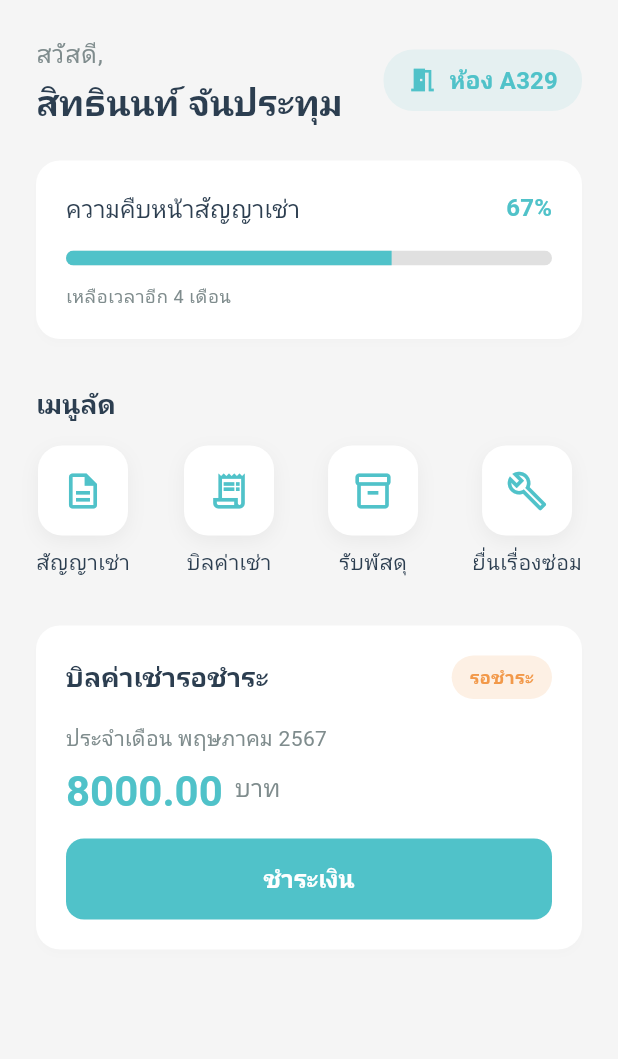
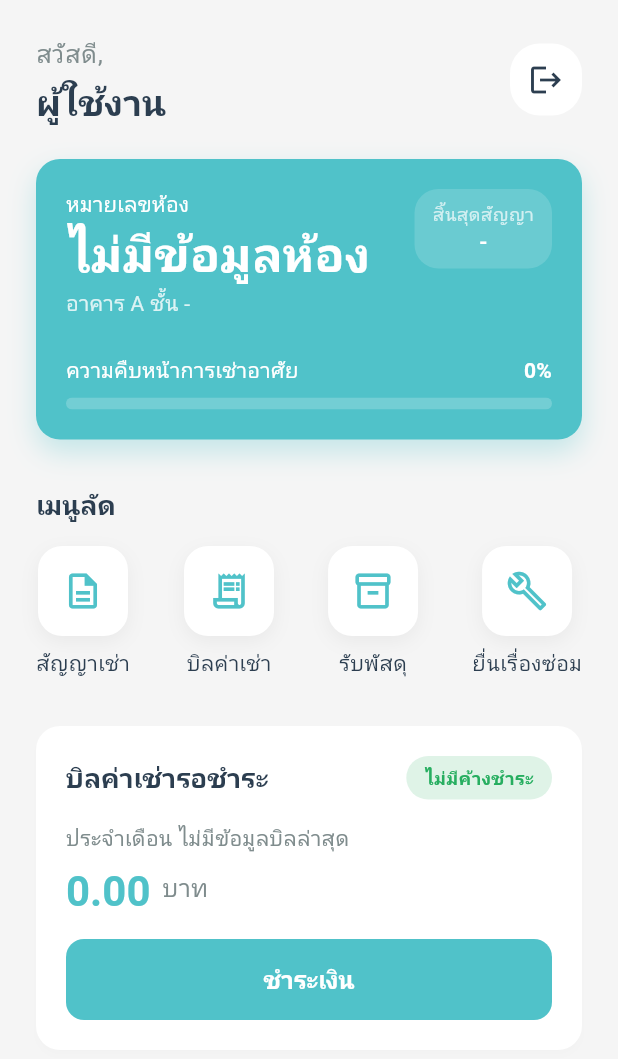
Before and after one commit to SittinonTee/apartment-management-system, a Flutter app: the DashboardPage screen opened directly, on a phone screen of 412 x 824 dp. Shown: the top 1059 px of the screen. Run offline on Flutter 3.47's test engine with Material 3 defaults, Android fonts, the phone set to English and light mode, and no system bars; our stand-ins replace dio, flutter_secure_storage, go_router, google_fonts; accounts and stored records are empty; network calls fail; Roboto replaces fonts that are missing (Prompt).

Commit message:
feat: Implement tenant dashboard displaying contract details and establish backend contract service for data retrieval.

```diff
--- a/frontend/lib/core/services/auth_service.dart
+++ b/frontend/lib/core/services/auth_service.dart
@@ -78,7 +78,9 @@ class AuthService extends ChangeNotifier {
       } else {
         _lastError = e.response?.data['message'] ?? 'เข้าสู่ระบบล้มเหลว';
       }
-      debugPrint('Login DioError: ${e.message}');
+      debugPrint(
+        'Login DioError: ${e.response?.data['message'] ?? e.message ?? e.error}',
+      );
       notifyListeners();
       return false;
     } catch (e) {
--- a/frontend/lib/features/tenant/dashboard/presentation/pages/dashboard_page.dart
+++ b/frontend/lib/features/tenant/dashboard/presentation/pages/dashboard_page.dart
@@ -1,59 +1,141 @@
+import 'package:flutter/foundation.dart';
 import 'package:flutter/material.dart';
-
 import '../../../../../core/widgets/status_badge.dart';
+import '../../../../tenant/contracts/data/contract_service.dart';
 import '../widgets/bill_summary_card.dart';
 import '../widgets/contract_progress_card.dart';
 import '../widgets/quick_action_menu.dart';
 import '../widgets/user_greeting.dart';
+import 'package:intl/intl.dart';
 
-class DashboardPage extends StatelessWidget {
+class DashboardPage extends StatefulWidget {
   const DashboardPage({super.key});
 
   @override
+  State<DashboardPage> createState() => _DashboardPageState();
+}
+
+class _DashboardPageState extends State<DashboardPage> {
+  final ContractService _contractService = ContractService();
+  Map<String, dynamic>? _contractData;
+  bool _isLoading = true;
+
+  @override
+  void initState() {
+    super.initState();
+    _fetchDashboardData();
+  }
+
+  Future<void> _fetchDashboardData() async {
+    try {
+      final data = await _contractService.getMyContract();
+      if (mounted) {
+        setState(() {
+          _contractData = data;
+          _isLoading = false;
+        });
+      }
+    } catch (e) {
+      if (mounted) {
+        setState(() {
+          _isLoading = false;
+        });
+      }
+    }
+  }
+
+  double _calculateProgress(String start, String end) {
+    try {
+      final startDate = DateTime.parse(start);
+      final endDate = DateTime.parse(end);
+      final now = DateTime.now();
+
+      if (now.isBefore(startDate)) return 0.0;
+      if (now.isAfter(endDate)) return 1.0;
+
+      final totalDuration = endDate.difference(startDate).inDays;
+      final elapsedDuration = now.difference(startDate).inDays;
+
+      return (elapsedDuration / totalDuration).clamp(0.0, 1.0);
+    } catch (e) {
+      return 0.0;
+    }
+  }
+
+  String _formatDate(String dateStr) {
+    try {
+      // Use toLocal() to ensure 17:00:00Z becomes 00:00:00 (next day) in Thailand (UTC+7)
+      final date = DateTime.parse(dateStr).toLocal();
+      final year = date.year + 543;
+      final formatter = DateFormat('d MMM', 'th');
+      return '${formatter.format(date)} $year';
+    } catch (e) {
+      if (kDebugMode) print('DateFormat Error: $e');
+      return dateStr;
+    }
+  }
+
+  @override
   Widget build(BuildContext context) {
+    if (_isLoading) {
+      return const Scaffold(body: Center(child: CircularProgressIndicator()));
+    }
+
+    // Process data from backend
+    final roomNumber = _contractData?['room_number'] ?? 'ไม่มีข้อมูลห้อง';
+    final floor = _contractData?['floor']?.toString() ?? '-';
+    final buildingInfo = 'อาคาร A ชั้น $floor';
+    final startDate = _contractData?['start_date'];
+    final endDate = _contractData?['end_date'];
+
+    double progress = 0.0;
+    String formattedEndDate = '-';
+
+    if (startDate != null && endDate != null) {
+      progress = _calculateProgress(startDate, endDate);
+      formattedEndDate = _formatDate(endDate);
+    }
+
     return Scaffold(
-      // Keep appbar hidden or simple to allow custom header
       body: SafeArea(
+        child: RefreshIndicator(
+          onRefresh: _fetchDashboardData,
           child: SingleChildScrollView(
+            physics: const AlwaysScrollableScrollPhysics(),
             padding: const EdgeInsets.all(24.0),
             child: Column(
               crossAxisAlignment: CrossAxisAlignment.start,
               children: [
-              const UserGreeting(
-                userName: 'สิทธินนท์ จันประทุม', // Mocked user from Figma
-                roomNumber: 'A329',
+                UserGreeting(
+                  userName: '', // Will be picked from AuthService automatically
+                  roomNumber: roomNumber,
                 ),
                 const SizedBox(height: 24),
-              const ContractProgressCard(
-                progressPercent: 0.67,
-                timeRemaining: '4 เดือน',
+                ContractProgressCard(
+                  progressPercent: progress,
+                  roomNumber: roomNumber == 'ไม่มีข้อมูลห้อง'
+                      ? roomNumber
+                      : 'ห้อง $roomNumber',
+                  buildingInfo: buildingInfo,
+                  endDate: formattedEndDate,
                 ),
                 const SizedBox(height: 32),
                 QuickActionMenu(
-                onContractPressed: () {
-                  // Navigate to Contract
-                },
-                onBillsPressed: () {
-                  // Navigate to Bills
-                },
-                onPackagePressed: () {
-                  // Navigate to Packages
-                },
-                onRepairPressed: () {
-                  // Navigate to Repairs
-                },
+                  onContractPressed: () {},
+                  onBillsPressed: () {},
+                  onPackagePressed: () {},
+                  onRepairPressed: () {},
                 ),
                 const SizedBox(height: 32),
                 BillSummaryCard(
-                amount: 8000.00,
-                month: 'พฤษภาคม 2567',
-                status: BadgeStatus.pending,
-                statusText: 'รอชำระ',
-                onPayPressed: () {
-                  // Navigate to Payment
-                },
+                  amount: 0.0, // TODO: Fetch real bill data
+                  month: 'ไม่มีข้อมูลบิลล่าสุด',
+                  status: BadgeStatus.completed,
+                  statusText: 'ไม่มีค้างชำระ',
+                  onPayPressed: () {},
                 ),
               ],
+            ),
           ),
         ),
       ),
--- a/frontend/lib/features/tenant/dashboard/presentation/widgets/contract_progress_card.dart
+++ b/frontend/lib/features/tenant/dashboard/presentation/widgets/contract_progress_card.dart
@@ -1,58 +1,134 @@
 import 'package:flutter/material.dart';
 
 import '../../../../../core/constants/app_colors.dart';
-import '../../../../../core/widgets/section_card.dart';
 
 class ContractProgressCard extends StatelessWidget {
   final double progressPercent; // ความคืบหน้าของสัญญาเช่า
-  final String timeRemaining; // เหลือเวลาอีก
+  final String roomNumber;
+  final String buildingInfo;
+  final String endDate;
 
   const ContractProgressCard({
     super.key,
     required this.progressPercent,
-    required this.timeRemaining,
+    this.roomNumber = 'ห้อง A329',
+    this.buildingInfo = 'อาคาร A ชั้น 3 ฝั่งซ้าย',
+    this.endDate = '25 ธ.ค. 2569',
   });
 
   @override
   Widget build(BuildContext context) {
-    return SectionCard(
+    return Container(
+      padding: const EdgeInsets.all(20),
+      decoration: BoxDecoration(
+        color: AppColors.primary,
+        borderRadius: BorderRadius.circular(16),
+        boxShadow: [
+          BoxShadow(
+            color: AppColors.primary.withValues(alpha: 0.3),
+            blurRadius: 15,
+            offset: const Offset(0, 8),
+          ),
+        ],
+      ),
       child: Column(
         crossAxisAlignment: CrossAxisAlignment.start,
         children: [
           Row(
             mainAxisAlignment: MainAxisAlignment.spaceBetween,
+            crossAxisAlignment: CrossAxisAlignment.start,
             children: [
-              Text(
-                'ความคืบหน้าสัญญาเช่า',
-                style: Theme.of(context).textTheme.titleMedium,
+              Expanded(
+                child: Column(
+                  crossAxisAlignment: CrossAxisAlignment.start,
+                  children: [
+                    const Text(
+                      'หมายเลขห้อง',
+                      style: TextStyle(color: Colors.white, fontSize: 14),
+                    ),
+                    Text(
+                      roomNumber,
+                      style: const TextStyle(
+                        color: Colors.white,
+                        fontSize: 32,
+                        fontWeight: FontWeight.bold,
+                      ),
+                      overflow: TextOverflow.ellipsis,
+                    ),
+                    Text(
+                      buildingInfo,
+                      style: TextStyle(
+                        color: Colors.white.withValues(alpha: 0.8),
+                        fontSize: 14,
+                      ),
+                      overflow: TextOverflow.ellipsis,
+                    ),
+                  ],
+                ),
+              ),
+              const SizedBox(width: 8),
+              Container(
+                padding: const EdgeInsets.symmetric(
+                  horizontal: 12,
+                  vertical: 8,
+                ),
+                decoration: BoxDecoration(
+                  color: Colors.white.withValues(alpha: 0.15),
+                  borderRadius: BorderRadius.circular(16),
+                ),
+                child: Column(
+                  children: [
+                    Text(
+                      'สิ้นสุดสัญญา',
+                      style: TextStyle(
+                        color: Colors.white.withValues(alpha: 0.7),
+                        fontSize: 12,
+                      ),
+                    ),
+                    Text(
+                      endDate,
+                      style: const TextStyle(
+                        color: Colors.white,
+                        fontSize: 14,
+                        fontWeight: FontWeight.bold,
+                      ),
+                    ),
+                  ],
+                ),
+              ),
+            ],
+          ),
+          const SizedBox(height: 24),
+          Row(
+            mainAxisAlignment: MainAxisAlignment.spaceBetween,
+            children: [
+              const Text(
+                'ความคืบหน้าการเช่าอาศัย',
+                style: TextStyle(
+                  color: Colors.white,
+                  fontSize: 14,
+                  fontWeight: FontWeight.w500,
+                ),
               ),
               Text(
                 '${(progressPercent * 100).toInt()}%',
-                style: Theme.of(context).textTheme.titleMedium?.copyWith(
-                  color: AppColors.primary,
+                style: const TextStyle(
+                  color: Colors.white,
+                  fontSize: 14,
                   fontWeight: FontWeight.bold,
                 ),
               ),
             ],
           ),
-          const SizedBox(height: 16),
+          const SizedBox(height: 8),
           ClipRRect(
-            borderRadius: BorderRadius.circular(8),
+            borderRadius: BorderRadius.circular(10),
             child: LinearProgressIndicator(
               value: progressPercent,
-              minHeight: 10,
-              backgroundColor: AppColors.border,
-              valueColor: const AlwaysStoppedAnimation<Color>(
-                AppColors.primary,
-              ),
+              minHeight: 8,
+              backgroundColor: Colors.white.withValues(alpha: 0.2),
+              valueColor: const AlwaysStoppedAnimation<Color>(Colors.white),
             ),
-          ),
-          const SizedBox(height: 12),
-          Text(
-            'เหลือเวลาอีก $timeRemaining',
-            style: Theme.of(
-              context,
-            ).textTheme.bodySmall?.copyWith(color: AppColors.textSecondary),
           ),
         ],
       ),
--- a/frontend/lib/features/tenant/dashboard/presentation/widgets/user_greeting.dart
+++ b/frontend/lib/features/tenant/dashboard/presentation/widgets/user_greeting.dart
@@ -1,4 +1,5 @@
 import 'package:flutter/material.dart';
+import 'package:flutter/rendering.dart';
 
 import '../../../../../core/constants/app_colors.dart';
 import '../../../../../core/services/auth_service.dart';
@@ -16,10 +17,10 @@ class UserGreeting extends StatelessWidget {
 
   @override
   Widget build(BuildContext context) {
-    // final authService = context.watch<AuthService>();
-    // final displayWeight = authService.userName.isEmpty
-    //     ? userName
-    //     : authService.userName;
+    final authService = context.watch<AuthService>();
+    final displayWeight = authService.userName.isEmpty
+        ? userName
+        : authService.userName;
     // final displayWeight = userName;
     // final displayRoomNumber = roomNumber;
 
@@ -37,36 +38,46 @@ class UserGreeting extends StatelessWidget {
             ),
             const SizedBox(height: 4),
             Text(
-              // displayWeight.isEmpty ? 'ผู้ใช้งาน' : displayWeight,
-              userName,
+              displayWeight.isEmpty ? 'ผู้ใช้งาน' : displayWeight,
+              // userName,
               style: Theme.of(context).textTheme.displaySmall,
             ),
           ],
         ),
         Container(
-          padding: const EdgeInsets.symmetric(horizontal: 16, vertical: 8),
           decoration: BoxDecoration(
-            color: AppColors.primary.withValues(alpha: 0.1),
+            color: Colors.white,
             borderRadius: BorderRadius.circular(20),
           ),
-          child: Row(
-            children: [
-              const Icon(
-                Icons.meeting_room,
-                color: AppColors.primary,
-                size: 20,
-              ),
-              const SizedBox(width: 8),
-              Text(
-                'ห้อง $roomNumber',
-                style: Theme.of(context).textTheme.titleMedium?.copyWith(
-                  color: AppColors.primary,
-                  fontWeight: FontWeight.bold,
-                ),
-              ),
-            ],
+          child: IconButton(
+            icon: const Icon(Icons.logout),
+            onPressed: () => context.read<AuthService>().logout(),
           ),
         ),
+        // Container(
+        //   padding: const EdgeInsets.symmetric(horizontal: 16, vertical: 8),
+        //   decoration: BoxDecoration(
+        //     color: AppColors.primary.withValues(alpha: 0.1),
+        //     borderRadius: BorderRadius.circular(20),
+        //   ),
+        //   child: Row(
+        //     children: [
+        //       const Icon(
+        //         Icons.meeting_room,
+        //         color: AppColors.primary,
+        //         size: 20,
+        //       ),
+        //       const SizedBox(width: 8),
+        //       Text(
+        //         'ห้อง $roomNumber',
+        //         style: Theme.of(context).textTheme.titleMedium?.copyWith(
+        //           color: AppColors.primary,
+        //           fontWeight: FontWeight.bold,
+        //         ),
+        //       ),
+        //     ],
+        //   ),
+        // ),
       ],
     );
   }
```
Also changed, not shown: frontend/lib/features/tenant/contracts/data/contract_service.dart (added, +31 -0 lines), frontend/lib/features/tenant/main/presentation/pages/main_screen.dart (+0 -9 lines), frontend/lib/main.dart (+5 -4 lines), frontend/lib/features/tenant/dashboard/data/dashboard.dart (added), 6 other files. Lines whose indentation alone changed are shown as unchanged.
